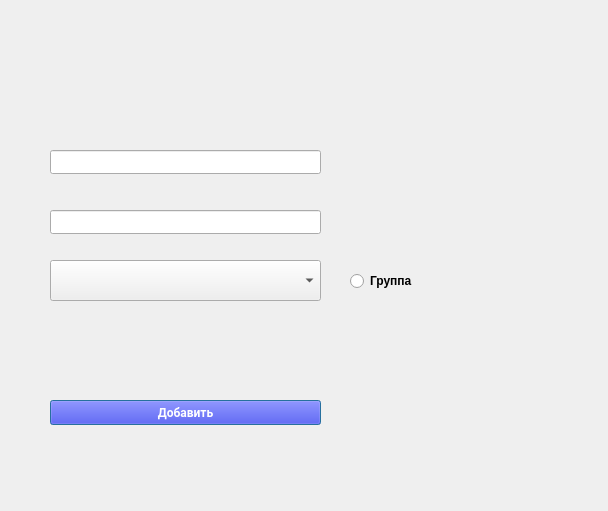
This is admin_archive_lmk/dialog_adding_user.ui in FANDIM-wolf/FileHub as Qt 5 draws it before an edit. The edited form follows.
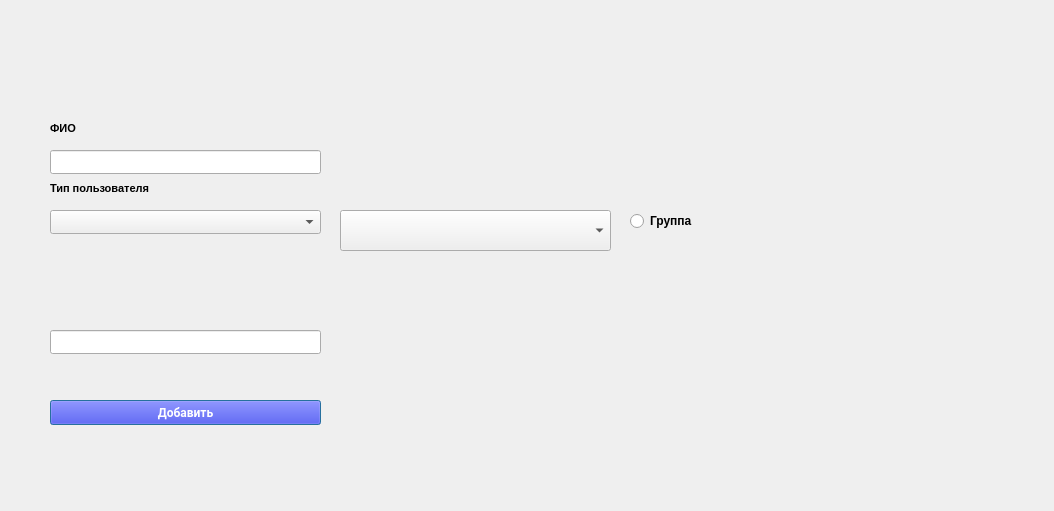
This is the edited form.

Patch:
```diff
--- a/admin_archive_lmk/dialog_adding_user.ui
+++ b/admin_archive_lmk/dialog_adding_user.ui
@@ -6,7 +6,7 @@
    <rect>
     <x>0</x>
     <y>0</y>
-    <width>608</width>
+    <width>1054</width>
     <height>511</height>
    </rect>
   </property>
@@ -41,8 +41,8 @@
   <widget class="QRadioButton" name="radioButton">
    <property name="geometry">
     <rect>
-     <x>350</x>
-     <y>270</y>
+     <x>630</x>
+     <y>210</y>
      <width>97</width>
      <height>22</height>
     </rect>
@@ -61,8 +61,8 @@
   <widget class="QComboBox" name="comboBox">
    <property name="geometry">
     <rect>
-     <x>50</x>
-     <y>260</y>
+     <x>340</x>
+     <y>210</y>
      <width>271</width>
      <height>41</height>
     </rect>
@@ -87,6 +87,64 @@
    </property>
   </widget>
   <widget class="QLineEdit" name="lineEdit_2">
+   <property name="geometry">
+    <rect>
+     <x>50</x>
+     <y>330</y>
+     <width>271</width>
+     <height>24</height>
+    </rect>
+   </property>
+   <property name="sizePolicy">
+    <sizepolicy hsizetype="Expanding" vsizetype="Preferred">
+     <horstretch>0</horstretch>
+     <verstretch>0</verstretch>
+    </sizepolicy>
+   </property>
+  </widget>
+  <widget class="QLabel" name="label">
+   <property name="geometry">
+    <rect>
+     <x>50</x>
+     <y>120</y>
+     <width>55</width>
+     <height>16</height>
+    </rect>
+   </property>
+   <property name="font">
+    <font>
+     <family>Arial</family>
+     <pointsize>8</pointsize>
+     <weight>75</weight>
+     <bold>true</bold>
+    </font>
+   </property>
+   <property name="text">
+    <string>ФИО</string>
+   </property>
+  </widget>
+  <widget class="QLabel" name="label_2">
+   <property name="geometry">
+    <rect>
+     <x>50</x>
+     <y>180</y>
+     <width>161</width>
+     <height>16</height>
+    </rect>
+   </property>
+   <property name="font">
+    <font>
+     <family>Arial</family>
+     <pointsize>8</pointsize>
+     <weight>75</weight>
+     <bold>true</bold>
+    </font>
+   </property>
+   <property name="text">
+    <string>Тип пользователя</string>
+   </property>
+  </widget>
+  <widget class="QComboBox" name="comboBox_2">
    <property name="geometry">
     <rect>
      <x>50</x>
```
